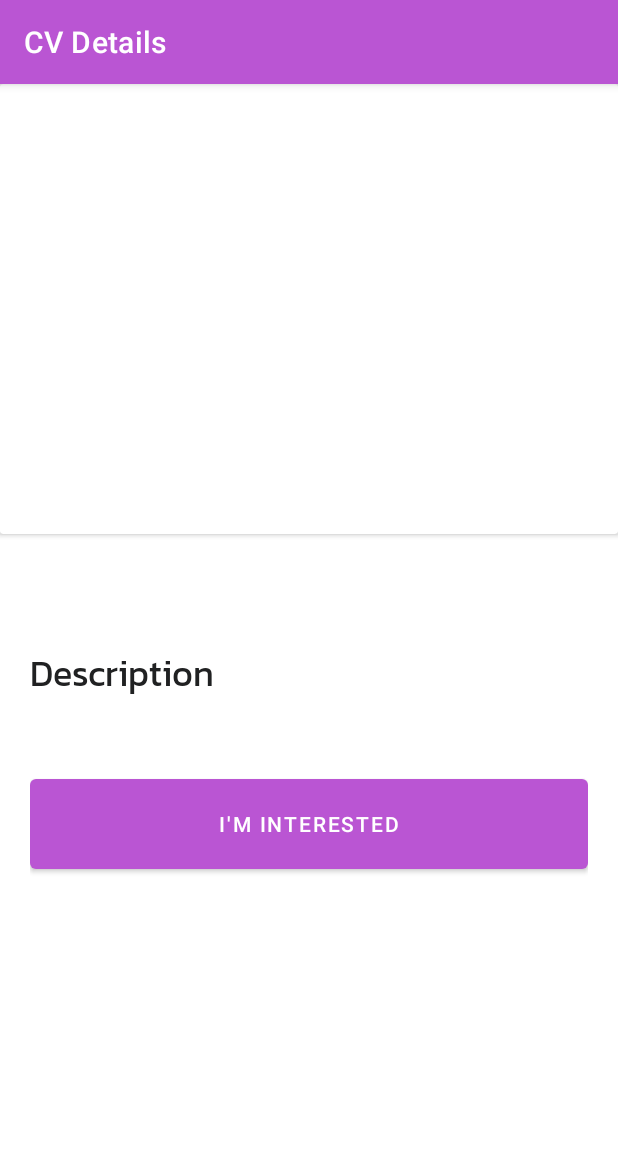
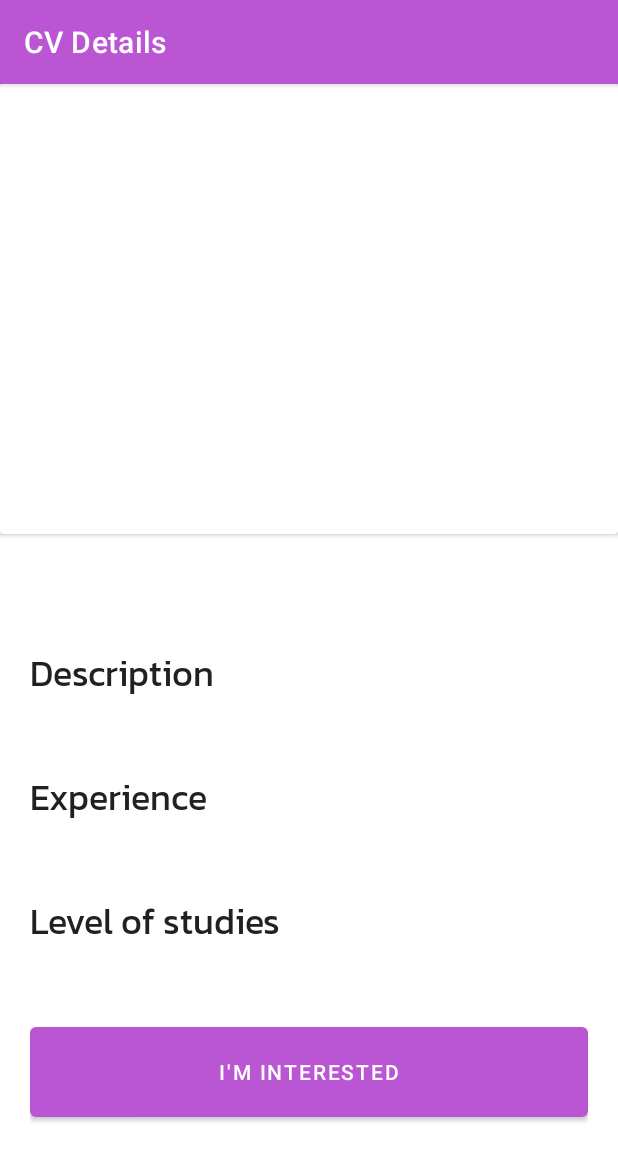
Before and after one commit to Zenlaeth/LinkRHackaton, an Android app: the CvDetailsActivity screen opened directly, with no data from a screen before it, on a phone screen of 412 x 824 dp. Shown: the top 1161 px of the screen. Run offline under Robolectric (Android 15) with nearby library versions, the phone set to English and light mode, and no system bars; pictures from the network do not load; 1 statement that could not run was skipped.

Commit message:
modifs interface recruteur

```diff
--- a/app/src/main/java/com/zenlaeth/tinderpro/CvDetailsActivity.kt
+++ b/app/src/main/java/com/zenlaeth/tinderpro/CvDetailsActivity.kt
@@ -13,17 +13,23 @@ class CvDetailsActivity() : AppCompatActivity(){
 
         /*val image = intent.getStringExtra(CvAdapter.ViewHolder.cvImageKey)*/
         val imageView: ImageView = findViewById(R.id.cv_image_item)
-        val textView: TextView = findViewById(R.id.cv_detail_description)
-        val textView2: TextView = findViewById(R.id.cv_detail_name)
+        val textCvDescription: TextView = findViewById(R.id.cv_detail_description)
+        val textCvName: TextView = findViewById(R.id.cv_detail_name)
+        val textCvExperience: TextView = findViewById(R.id.cv_detail_experience)
+        val textCvLevelStudies: TextView = findViewById(R.id.cv_detail_level_studies)
 
         val bundle: Bundle? = intent.extras
         val cvImageId = bundle!!.getInt(CvAdapter.ViewHolder.cvImageKey)
         val cvDescription = intent.getStringExtra(CvAdapter.ViewHolder.cvDescriptionKey)
         val cvName = intent.getStringExtra(CvAdapter.ViewHolder.cvNameKey)
+        val cvExperience = intent.getStringExtra(CvAdapter.ViewHolder.cvExperienceKey)
+        val cvLevelStudies = intent.getStringExtra(CvAdapter.ViewHolder.cvLevelStudiesKey)
 
         imageView.setImageResource(cvImageId)
-        textView.text = cvDescription
-        textView2.text = cvName
+        textCvDescription.text = cvDescription
+        textCvName.text = cvName
+        textCvExperience.text = cvExperience
+        textCvLevelStudies.text = cvLevelStudies
         /*val cvImageItem = findViewById<ImageView>(R.id.cv_image_item)
 */
     }
--- a/app/src/main/java/com/zenlaeth/tinderpro/CvModel.kt
+++ b/app/src/main/java/com/zenlaeth/tinderpro/CvModel.kt
@@ -4,5 +4,7 @@ class CvModel(
     val id: String = "cv0",
     val name: String = "Jean Dupont",
     val description: String = "Petite description",
-    val imageUrl: String = "http://graven.yt/plante.jpg"
+    val experience: String = "2 years",
+    val niveauEduc: String = "Bachelier",
+    val imageUrl: String = "https://cdn.pixabay.com/photo/2016/11/29/09/32/concept-1868728_960_720.jpg"
 )
--- a/app/src/main/java/com/zenlaeth/tinderpro/adapter/ArticleAdapter.kt
+++ b/app/src/main/java/com/zenlaeth/tinderpro/adapter/CvAdapter.kt
@@ -22,11 +22,15 @@ class CvAdapter(
         val cvImage = view.findViewById<ImageView>(R.id.image_item)
         val cvName:TextView? = view.findViewById(R.id.name_item)
         val cvDescription:TextView? = view.findViewById(R.id.description_item)
+        val cvExperience:TextView? = view.findViewById(R.id.experience_item)
+        val cvLevelStudies:TextView? = view.findViewById(R.id.level_studies_item)
 
         companion object {
-            val cvNameKey = "ARTICLE_NAME"
-            val cvImageKey = "ARTICLE_IMAGE"
-            val cvDescriptionKey = "ARTICLE_DESCRIPTION"
+            val cvNameKey = "CV_NAME"
+            val cvImageKey = "CV_IMAGE"
+            val cvDescriptionKey = "CV_DESCRIPTION"
+            val cvExperienceKey = "CV_EXPERIENCE"
+            val cvLevelStudiesKey = "CV_LEVEL_STUDIES"
         }
         init {
             view.setOnClickListener{
@@ -34,6 +38,8 @@ class CvAdapter(
                 intent.putExtra(cvImageKey, cvImage.toString())
                 intent.putExtra(cvDescriptionKey, cvDescription?.text)
                 intent.putExtra(cvNameKey, cvName?.text)
+                intent.putExtra(cvExperienceKey, cvExperience?.text)
+                intent.putExtra(cvLevelStudiesKey, cvLevelStudies?.text)
                 view.context.startActivity(intent)
             }
         }
@@ -57,11 +63,11 @@ class CvAdapter(
         // utiliser glide pour recuperer l'image à partir de son lien -> composant
         Glide.with(context).load(Uri.parse(currentCv.imageUrl)).into(holder.cvImage)
 
-        // mettre à jour le nom du cv
+        // mettre à jour les textes
         holder.cvName?.text = currentCv.name
-
-        // mettre à jour la description du cv
         holder.cvDescription?.text = currentCv.description
+        holder.cvExperience?.text = currentCv.experience
+        holder.cvLevelStudies?.text = currentCv.niveauEduc
 
 /*        // mettre à jour l'image (intent extra)
         holder.cvImage?.drawable */
--- a/app/src/main/java/com/zenlaeth/tinderpro/fragments/HomeFragment.kt
+++ b/app/src/main/java/com/zenlaeth/tinderpro/fragments/HomeFragment.kt
@@ -22,9 +22,9 @@ class HomeFragment(private val context: HomeActivity) : Fragment() {
         horizontalRecyclerView.adapter = CvAdapter(context, cvList, R.layout.cv_item_horizontal)
 
         // recuperer le second RecycleView
-        val verticalRecyclerView = view.findViewById<RecyclerView>(R.id.vertical_recycler_view)
-        verticalRecyclerView.adapter = CvAdapter(context ,cvList, R.layout.cv_item_vertical)
-        verticalRecyclerView.addItemDecoration(CvItemDecoration())
+//        val verticalRecyclerView = view.findViewById<RecyclerView>(R.id.vertical_recycler_view)
+//        verticalRecyclerView.adapter = CvAdapter(context ,cvList, R.layout.cv_item_vertical)
+//        verticalRecyclerView.addItemDecoration(CvItemDecoration())
 
         return view
     }
--- a/app/src/main/res/layout/cv_details.xml
+++ b/app/src/main/res/layout/cv_details.xml
@@ -60,6 +60,40 @@
                     style="@style/DefaultTextStyle"
                     />
 
+                <TextView
+                    android:id="@+id/cv_detail_experience_label"
+                    android:layout_width="wrap_content"
+                    android:layout_height="wrap_content"
+                    android:text="Experience"
+                    android:layout_marginTop="@dimen/default_margin"
+                    style="@style/TitleTextStyle"
+                    />
+
+                <TextView
+                    android:id="@+id/cv_detail_experience"
+                    android:layout_width="wrap_content"
+                    android:layout_height="wrap_content"
+                    android:text="Experience"
+                    style="@style/DefaultTextStyle"
+                    />
+
+                <TextView
+                    android:id="@+id/cv_detail_level_studies_label"
+                    android:layout_width="wrap_content"
+                    android:layout_height="wrap_content"
+                    android:text="Level of studies"
+                    android:layout_marginTop="@dimen/default_margin"
+                    style="@style/TitleTextStyle"
+                    />
+
+                <TextView
+                    android:id="@+id/cv_detail_level_studies"
+                    android:layout_width="wrap_content"
+                    android:layout_height="wrap_content"
+                    android:text="Level of studies"
+                    style="@style/DefaultTextStyle"
+                    />
+
                 <Button
                     android:id="@+id/addBCart"
                     android:layout_width="match_parent"
```
Also changed, not shown: app/src/main/res/layout/cv_item_horizontal.xml (+16 -0 lines), app/src/main/res/layout/cv_item_vertical.xml (+19 -0 lines), app/src/main/java/com/zenlaeth/tinderpro/adapter/CvItemDecoration.kt (renamed from app/src/main/java/com/zenlaeth/tinderpro/adapter/ArticleItemDecoration.kt).
